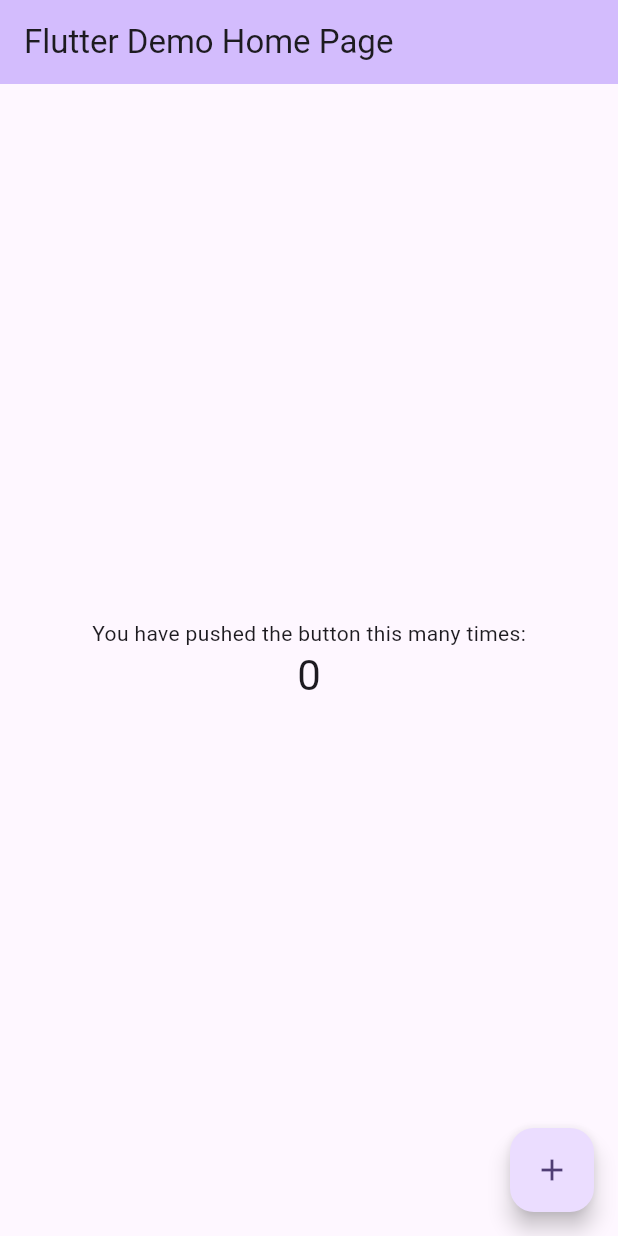
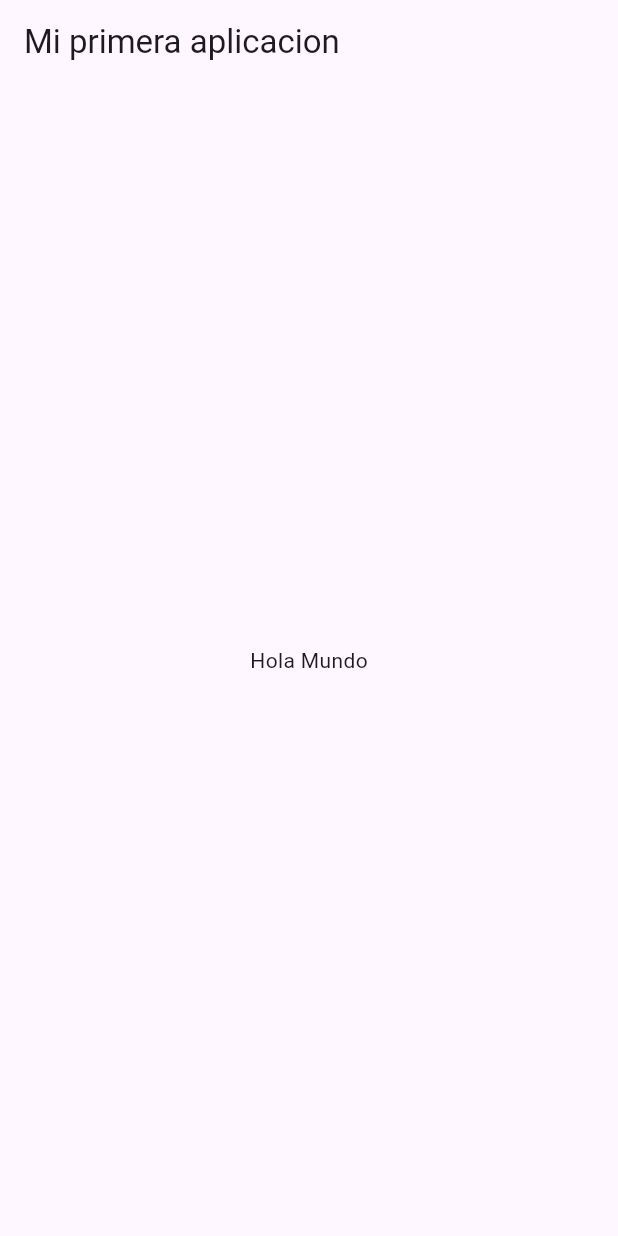
Before and after one commit to daironpf/aprendiendo-dart-y-flutter, a Flutter app: the screen it shows after launch, on a phone screen of 412 x 824 dp. Run offline on Flutter 3.47's test engine with Material 3 defaults, Android fonts, the phone set to English and light mode, and no system bars.

```diff
--- a/flutter_application_1/lib/main.dart
+++ b/flutter_application_1/lib/main.dart
@@ -1,4 +1,5 @@
 import 'package:flutter/material.dart';
+// para que se usa material.dart ?
 
 void main() {
   runApp(const MyApp());
@@ -7,116 +8,27 @@ void main() {
 class MyApp extends StatelessWidget {
   const MyApp({super.key});
 
-  // This widget is the root of your application.
   @override
   Widget build(BuildContext context) {
-    return MaterialApp(
-      title: 'Flutter Demo',
-      theme: ThemeData(
-        // This is the theme of your application.
-        //
-        // TRY THIS: Try running your application with "flutter run". You'll see
-        // the application has a purple toolbar. Then, without quitting the app,
-        // try changing the seedColor in the colorScheme below to Colors.green
-        // and then invoke "hot reload" (save your changes or press the "hot
-        // reload" button in a Flutter-supported IDE, or press "r" if you used
-        // the command line to start the app).
-        //
-        // Notice that the counter didn't reset back to zero; the application
-        // state is not lost during the reload. To reset the state, use hot
-        // restart instead.
-        //
-        // This works for code too, not just values: Most code changes can be
-        // tested with just a hot reload.
-        colorScheme: ColorScheme.fromSeed(seedColor: Colors.deepPurple),
-      ),
-      home: const MyHomePage(title: 'Flutter Demo Home Page'),
+    return MaterialApp(home: const RootPage());
+  }
+}
+
+// Raiz de la aplicacion
+class RootPage extends StatefulWidget {
+  const RootPage({super.key});
+
+  @override
+  State<RootPage> createState() => _RootPageState();
+}
+
+// Estado de la raiz de la aplicacion
+class _RootPageState extends State<RootPage> {
+  @override
+  Widget build(BuildContext context) {
+    return Scaffold(
+      appBar: AppBar(title: const Text('Mi primera aplicacion')),
+      body: const Center(child: Text('Hola Mundo')),
     );
   }
 }
-
-class MyHomePage extends StatefulWidget {
-  const MyHomePage({super.key, required this.title});
-
-  // This widget is the home page of your application. It is stateful, meaning
-  // that it has a State object (defined below) that contains fields that affect
-  // how it looks.
-
-  // This class is the configuration for the state. It holds the values (in this
-  // case the title) provided by the parent (in this case the App widget) and
-  // used by the build method of the State. Fields in a Widget subclass are
-  // always marked "final".
-
-  final String title;
-
-  @override
-  State<MyHomePage> createState() => _MyHomePageState();
-}
-
-class _MyHomePageState extends State<MyHomePage> {
-  int _counter = 0;
-
-  void _incrementCounter() {
-    setState(() {
-      // This call to setState tells the Flutter framework that something has
-      // changed in this State, which causes it to rerun the build method below
-      // so that the display can reflect the updated values. If we changed
-      // _counter without calling setState(), then the build method would not be
-      // called again, and so nothing would appear to happen.
-      _counter++;
-    });
-  }
-
-  @override
-  Widget build(BuildContext context) {
-    // This method is rerun every time setState is called, for instance as done
-    // by the _incrementCounter method above.
-    //
-    // The Flutter framework has been optimized to make rerunning build methods
-    // fast, so that you can just rebuild anything that needs updating rather
-    // than having to individually change instances of widgets.
-    return Scaffold(
-      appBar: AppBar(
-        // TRY THIS: Try changing the color here to a specific color (to
-        // Colors.amber, perhaps?) and trigger a hot reload to see the AppBar
-        // change color while the other colors stay the same.
-        backgroundColor: Theme.of(context).colorScheme.inversePrimary,
-        // Here we take the value from the MyHomePage object that was created by
-        // the App.build method, and use it to set our appbar title.
-        title: Text(widget.title),
-      ),
-      body: Center(
-        // Center is a layout widget. It takes a single child and positions it
-        // in the middle of the parent.
-        child: Column(
-          // Column is also a layout widget. It takes a list of children and
-          // arranges them vertically. By default, it sizes itself to fit its
-          // children horizontally, and tries to be as tall as its parent.
-          //
-          // Column has various properties to control how it sizes itself and
-          // how it positions its children. Here we use mainAxisAlignment to
-          // center the children vertically; the main axis here is the vertical
-          // axis because Columns are vertical (the cross axis would be
-          // horizontal).
-          //
-          // TRY THIS: Invoke "debug painting" (choose the "Toggle Debug Paint"
-          // action in the IDE, or press "p" in the console), to see the
-          // wireframe for each widget.
-          mainAxisAlignment: MainAxisAlignment.center,
-          children: <Widget>[
-            const Text('You have pushed the button this many times:'),
-            Text(
-              '$_counter',
-              style: Theme.of(context).textTheme.headlineMedium,
-            ),
-          ],
-        ),
-      ),
-      floatingActionButton: FloatingActionButton(
-        onPressed: _incrementCounter,
-        tooltip: 'Increment',
-        child: const Icon(Icons.add),
-      ), // This trailing comma makes auto-formatting nicer for build methods.
-    );
-  }
-}
```
Also changed, not shown: 2 other files.
